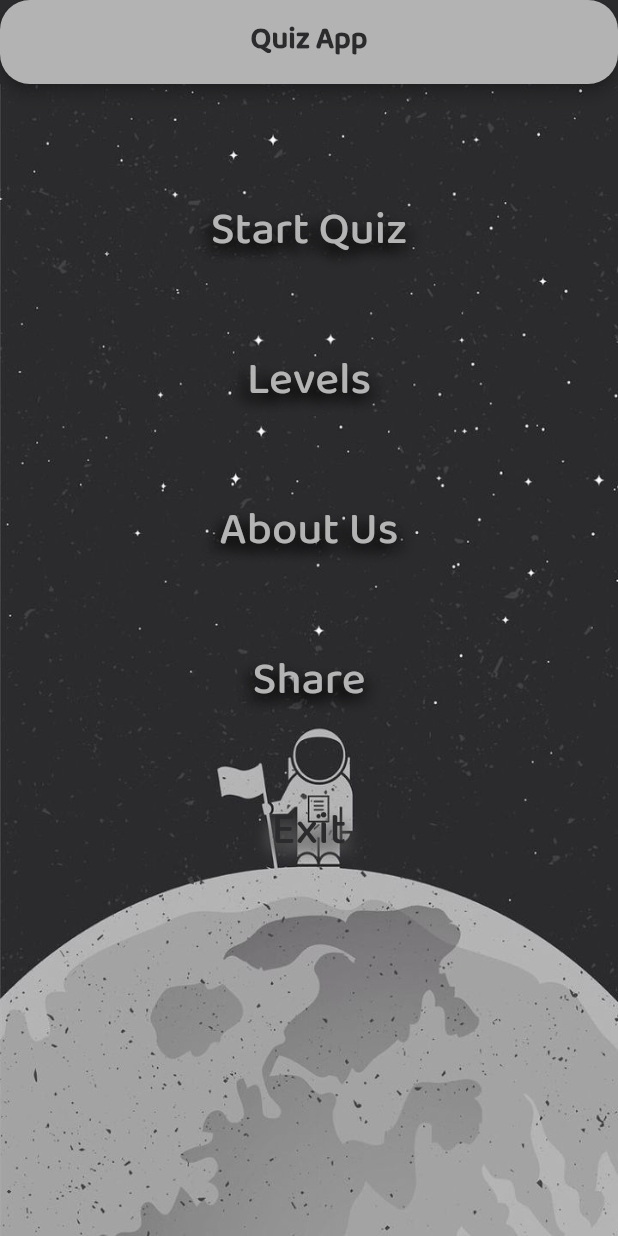
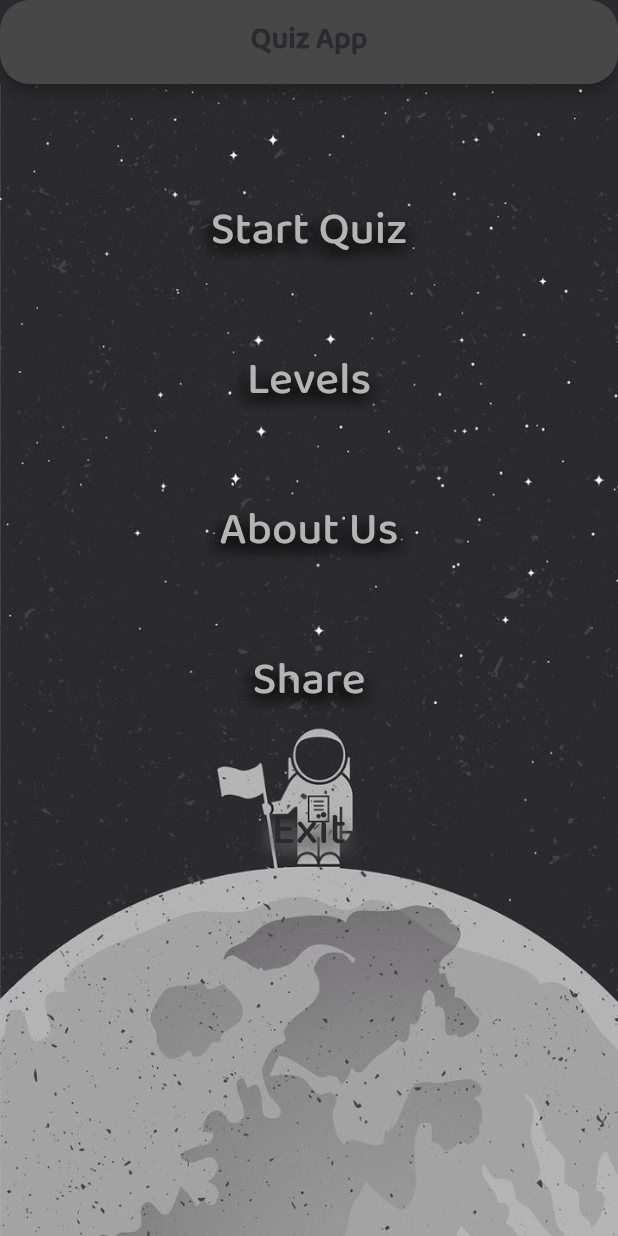
Before and after one commit to anubhav11803451/quiz_app, a Flutter app: the screen it shows after launch, on a phone screen of 412 x 824 dp. Run offline on Flutter 3.47's test engine with Material 2 defaults, Android fonts, the phone set to English and light mode, and no system bars; our stand-ins replace google_fonts, splashscreen.

Commit message:
Update homescreen.dart

```diff
--- a/lib/homescreen.dart
+++ b/lib/homescreen.dart
@@ -16,7 +16,7 @@ class homescreen extends StatelessWidget {
           ),
         ),
         centerTitle: true,
-        backgroundColor: Color(0xffb3b3b3),
+        backgroundColor: Color(0xff474747),
         shape: RoundedRectangleBorder(borderRadius: BorderRadius.circular(20)),
       ),
       body: Stack(
```
